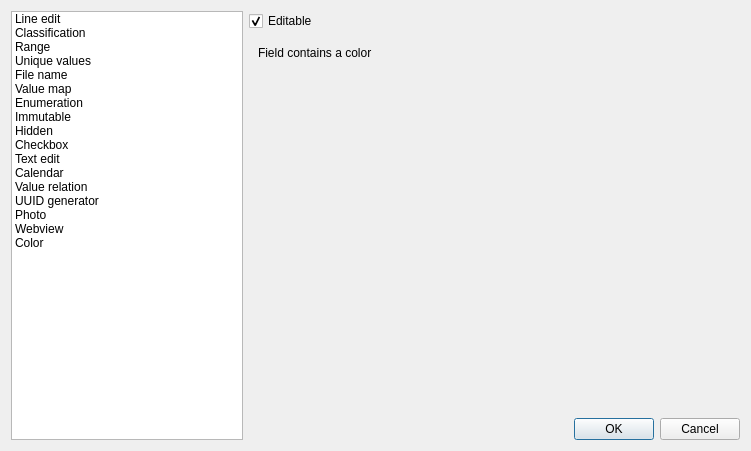
First picture: the form in src/ui/qgsattributetypeedit.ui, repository carsmie/QGIS, before the edit.
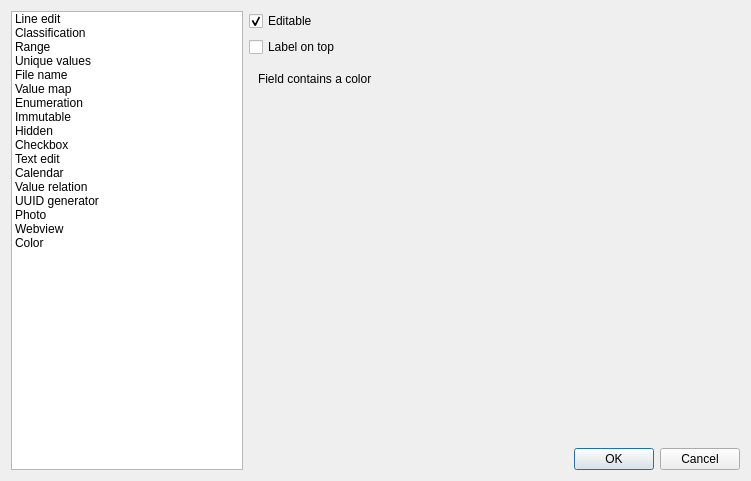
Second picture: the form after the edit.

Commit message: optionally label attribute editor widgets on top

The edit to the form file:
```diff
--- a/src/ui/qgsattributetypeedit.ui
+++ b/src/ui/qgsattributetypeedit.ui
@@ -7,24 +7,14 @@
     <x>0</x>
     <y>0</y>
     <width>751</width>
-    <height>451</height>
+    <height>481</height>
    </rect>
   </property>
   <property name="windowTitle">
    <string>Attribute Edit Dialog</string>
   </property>
   <layout class="QGridLayout" name="gridLayout_4">
-   <item row="3" column="1">
-    <widget class="QDialogButtonBox" name="buttonBox">
-     <property name="orientation">
-      <enum>Qt::Horizontal</enum>
-     </property>
-     <property name="standardButtons">
-      <set>QDialogButtonBox::Cancel|QDialogButtonBox::Ok</set>
-     </property>
-    </widget>
-   </item>
-   <item row="0" column="0" rowspan="4">
+   <item row="0" column="0" rowspan="5">
     <widget class="QListWidget" name="selectionListWidget">
      <item>
       <property name="text">
@@ -113,6 +103,16 @@
      </item>
     </widget>
    </item>
+   <item row="4" column="1">
+    <widget class="QDialogButtonBox" name="buttonBox">
+     <property name="orientation">
+      <enum>Qt::Horizontal</enum>
+     </property>
+     <property name="standardButtons">
+      <set>QDialogButtonBox::Cancel|QDialogButtonBox::Ok</set>
+     </property>
+    </widget>
+   </item>
    <item row="0" column="1">
     <widget class="QCheckBox" name="isFieldEditableCheckBox">
      <property name="text">
@@ -123,7 +123,7 @@
      </property>
     </widget>
    </item>
-   <item row="1" column="1">
+   <item row="2" column="1">
     <widget class="QStackedWidget" name="stackedWidget">
      <property name="sizePolicy">
       <sizepolicy hsizetype="Expanding" vsizetype="Expanding">
@@ -894,6 +894,16 @@
      </widget>
     </widget>
    </item>
+   <item row="1" column="1">
+    <widget class="QCheckBox" name="labelOnTopCheckBox">
+     <property name="text">
+      <string>Label on top</string>
+     </property>
+     <property name="checked">
+      <bool>false</bool>
+     </property>
+    </widget>
+   </item>
   </layout>
  </widget>
  <resources/>
```
The commit also changes 8 other files.
